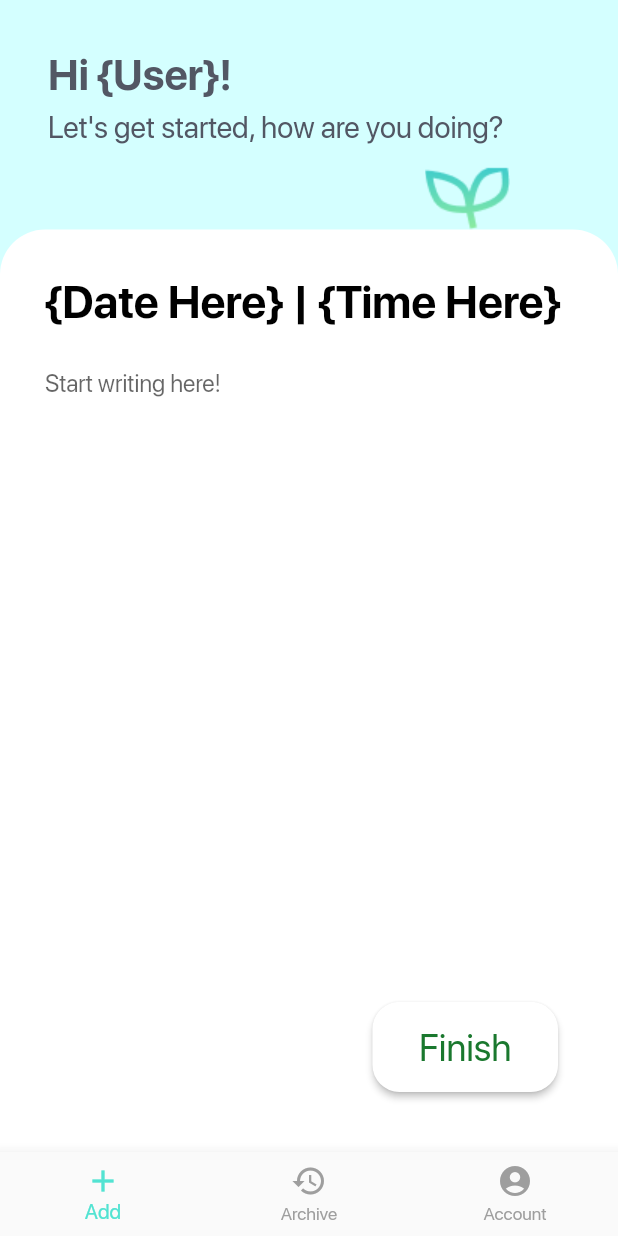
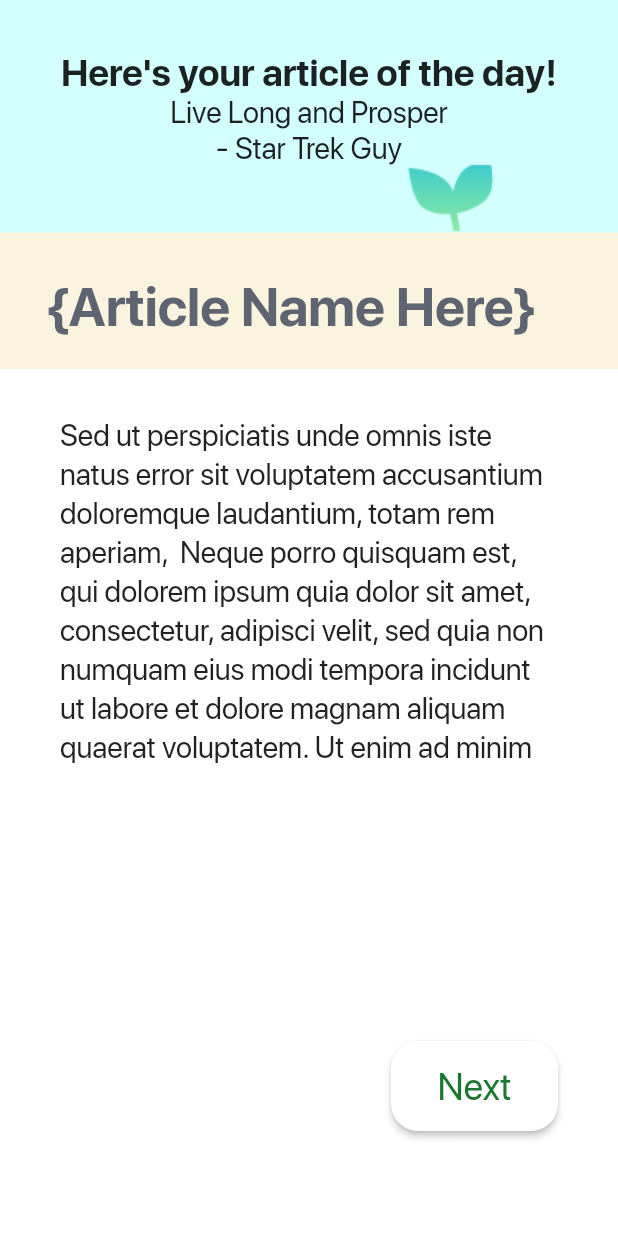
Before and after one commit to jonnachen/ponder, a Flutter app: the screen it shows after launch, after a tap on "Finish", on a phone screen of 412 x 824 dp. Run offline on Flutter 3.47's test engine with Material 2 defaults, Android fonts, the phone set to English and light mode, and no system bars.

Commit message:
barebones article view screen

```diff
--- a/lib/homepage.dart
+++ b/lib/homepage.dart
@@ -2,10 +2,10 @@ import 'package:flutter/material.dart';
 
 class Homepage extends StatefulWidget {
   @override
-  _HomepageState createState() => _HomepageState();
+  _AddEntryView createState() => _AddEntryView();
 }
 
-class _HomepageState extends State<Homepage> {
+class _AddEntryView extends State<Homepage> {
   @override
   Widget build(BuildContext context) {
     return Scaffold(
@@ -81,7 +81,14 @@ class _HomepageState extends State<Homepage> {
                   shape: RoundedRectangleBorder(
                     borderRadius: BorderRadius.circular(18.0),
                   ),
-                  onPressed: () {},
+                  onPressed: () {
+                    //store entry here
+                    //navigate to new page
+                    Navigator.push(
+                        context,
+                        MaterialPageRoute(
+                            builder: (context) => _ArticleView()));
+                  },
                   color: Colors.white,
                   textColor: Color(0xff1A782E),
                   child: Padding(
@@ -92,3 +99,92 @@ class _HomepageState extends State<Homepage> {
         ));
   }
 }
+
+class _ArticleView extends StatelessWidget {
+  @override
+  Widget build(BuildContext context) {
+    return Scaffold(
+        backgroundColor: Color(0xFFD4FFFF),
+        body: Stack(
+          children: <Widget>[
+            ListView(children: <Widget>[
+              Container(
+                  height: 155.0,
+                  child: Stack(
+                    children: <Widget>[
+                      Padding(
+                          padding:
+                              EdgeInsets.only(left: 32, top: 33, right: 32),
+                          child: ListView(
+                            children: <Widget>[
+                              Text("Here\'s your article of the day!",
+                                  textAlign: TextAlign.center,
+                                  style: TextStyle(
+                                      fontSize: 25.0,
+                                      fontWeight: FontWeight.bold)),
+                              Text("Live Long and Prosper",
+                                  textAlign: TextAlign.center,
+                                  style: TextStyle(fontSize: 20.0)),
+                              Text("- Star Trek Guy",
+                                  textAlign: TextAlign.center,
+                                  style: TextStyle(fontSize: 20.0))
+                            ],
+                          )),
+                      Positioned(
+                          left: 272,
+                          bottom: 0,
+                          child:
+                              Image(image: AssetImage('img/article_leaf.png')))
+                    ],
+                  )),
+              Container(
+                  color: Color(0xFFFAF3DD),
+                  child: Padding(
+                      padding: EdgeInsets.only(left: 32, top: 28, bottom: 20),
+                      child: Text("{Article Name Here}",
+                          style: TextStyle(
+                              fontWeight: FontWeight.bold,
+                              fontSize: 36.0,
+                              color: Color(0XFF5E6472))))),
+              Container(
+                  color: Colors.white,
+                  height: 600.0,
+                  child: Padding(
+                      padding: EdgeInsets.only(left: 40, top: 30, right: 40),
+                      child: Text(
+                          "Sed ut perspiciatis unde omnis iste natus error sit voluptatem accusantium doloremque laudantium, totam rem aperiam,  Neque porro quisquam est, qui dolorem ipsum quia dolor sit amet, consectetur, adipisci velit, sed quia non numquam eius modi tempora incidunt ut labore et dolore magnam aliquam quaerat voluptatem. Ut enim ad minim",
+                          style: TextStyle(fontSize: 20.0, height: 1.3))))
+            ]),
+            Positioned(
+                right: 40,
+                bottom: 70,
+                child: RaisedButton(
+                  shape: RoundedRectangleBorder(
+                    borderRadius: BorderRadius.circular(18.0),
+                  ),
+                  onPressed: () {
+                    //store entry here
+                    //navigate to new page
+                    Navigator.push(context,
+                        MaterialPageRoute(builder: (context) => _EndView()));
+                  },
+                  color: Colors.white,
+                  textColor: Color(0xff1A782E),
+                  child: Padding(
+                      padding: EdgeInsets.all(15.0),
+                      child: Text("Next", style: TextStyle(fontSize: 25.0))),
+                ))
+          ],
+        ));
+  }
+}
+
+class _EndView extends StatelessWidget {
+  @override
+  Widget build(BuildContext context) {
+    return Scaffold(
+      backgroundColor: Color(0xFFD4FFFF),
+      // to fill out
+    );
+  }
+}
```
Also changed, not shown: img/article_leaf.png (added).
